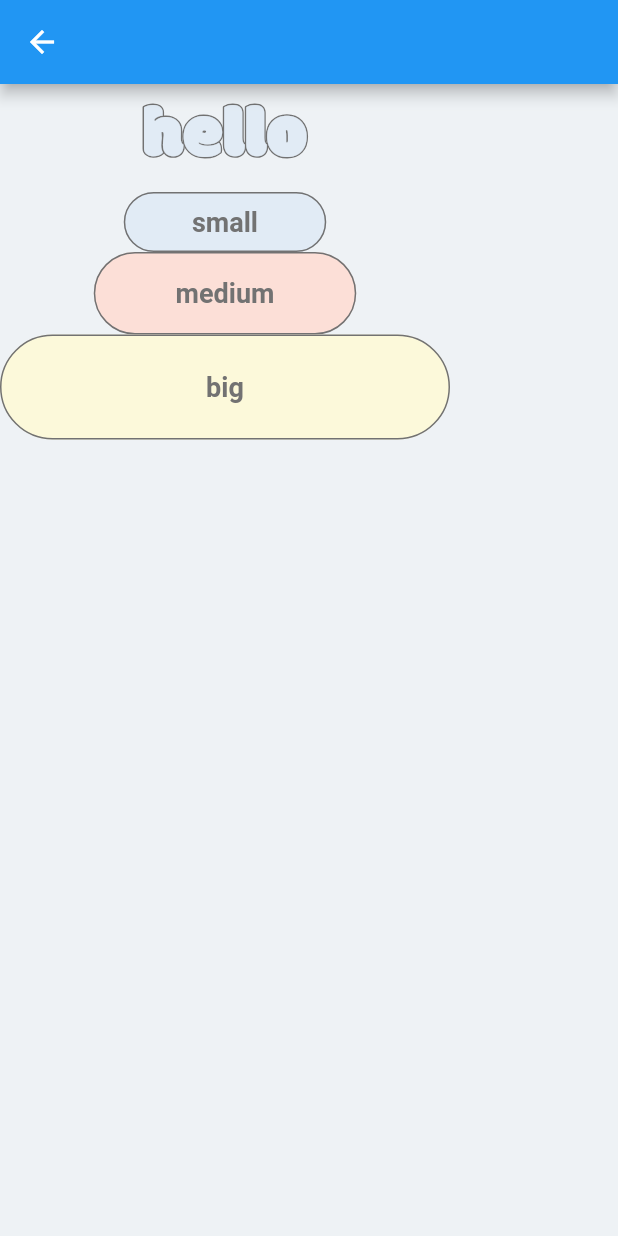
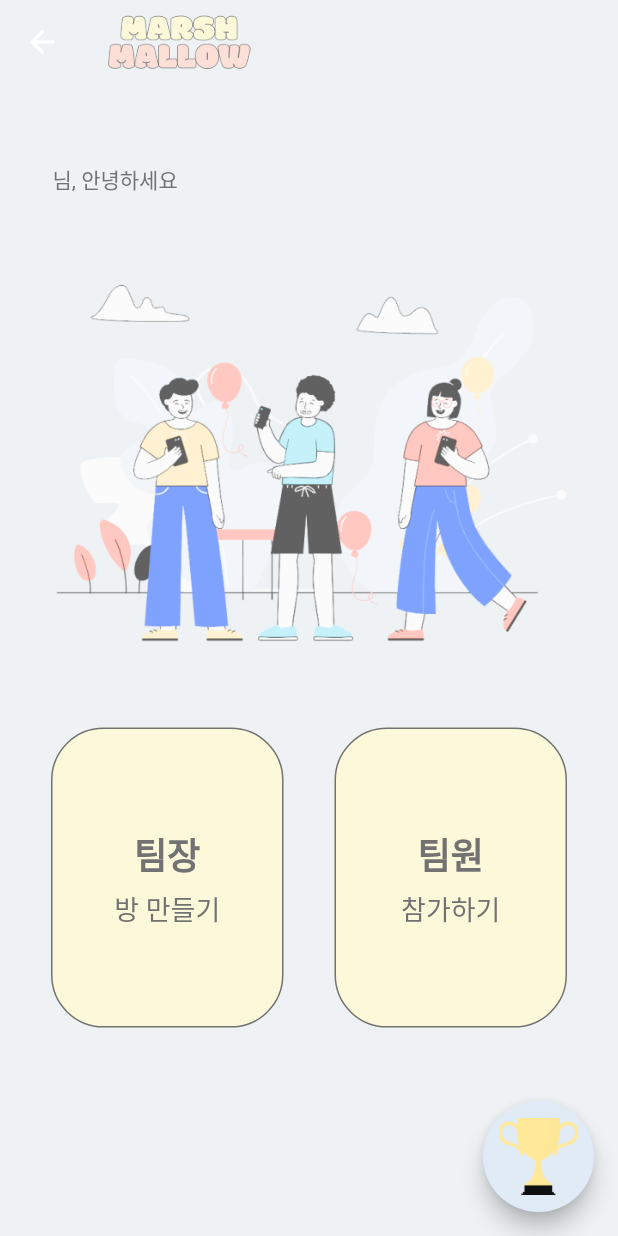
Before and after one commit to alexcho617/marshmellow, a Flutter app: the HomePage screen opened directly with empty values, on a phone screen of 412 x 824 dp. Run offline on Flutter 3.47's test engine with Material 2 defaults, Android fonts, the phone set to English and light mode, and no system bars; drawn by our look-alikes of bordered_text; our stand-ins replace animated_splash_screen, cloud_firestore, firebase_core, get, introduction_screen; accounts and stored records are empty; Roboto replaces fonts that are missing (Main).

Commit message:
homepage ui

```diff
--- a/marshmallow/lib/screens/gameSetting/gameSetting.dart
+++ b/marshmallow/lib/screens/gameSetting/gameSetting.dart
@@ -0,0 +1,22 @@
+import 'package:flutter/material.dart';
+import 'package:get/get.dart';
+import 'package:marshmallow/utils/colors.dart';
+import 'package:marshmallow/utils/text.dart';
+import 'package:marshmallow/widgets/button.dart';
+import 'package:marshmallow/widgets/userMarshInfo.dart';
+
+class GameSettingPage extends StatelessWidget {
+  @override
+  Widget build(BuildContext context) {
+    return Scaffold(
+      backgroundColor: backgroundBlue,
+      appBar: AppBar(
+        backgroundColor: backgroundBlue,
+        elevation: 0,
+        title: Image.asset('assets/logo.png', width: 95),
+      ),
+      body: Column(),
+
+    );
+  }
+}
--- a/marshmallow/lib/screens/home/home.dart
+++ b/marshmallow/lib/screens/home/home.dart
@@ -1,8 +1,10 @@
 import 'package:flutter/material.dart';
 import 'package:get/get.dart';
+import 'package:marshmallow/screens/gameSetting/gameSetting.dart';
 import 'package:marshmallow/utils/colors.dart';
 import 'package:marshmallow/utils/text.dart';
 import 'package:marshmallow/widgets/button.dart';
+import 'package:marshmallow/widgets/userMarshInfo.dart';
 
 class HomePage extends StatelessWidget {
   @override
@@ -13,15 +15,119 @@ class HomePage extends StatelessWidget {
     var size = MediaQuery.of(context).size;
     return Scaffold(
       backgroundColor: backgroundBlue,
-      appBar: AppBar(),
-      body: Column(
-        crossAxisAlignment: CrossAxisAlignment.center,
-        children: [
-          point1style(data: 'hello'),
-          smallButtonTheme('small', () {}),
-          mediumButtonTheme('medium', () {}),
-          bigButtonTheme('big', () {})
-        ],
+      appBar: AppBar(
+        backgroundColor: backgroundBlue,
+        elevation: 0,
+        title: Image.asset('assets/logo.png', width: 95),
+      ),
+      body: Container(
+        padding: EdgeInsets.symmetric(horizontal: 34),
+        child: Column(
+          crossAxisAlignment: CrossAxisAlignment.center,
+          children: [
+            SizedBox(height: 48,),
+            Row(
+              crossAxisAlignment: CrossAxisAlignment.end,
+              children: [
+                Text('${user.id}',
+                  style: head1style(),
+                ),
+                Padding(
+                  padding: EdgeInsets.only(left: 1, bottom: 2),
+                  child: Text('님, 안녕하세요',
+                    style: body2style(),
+                  ),
+                ),
+                Spacer(),
+                UserMArshInfo()
+              ],
+
+            ),
+
+            Padding(
+              padding: const EdgeInsets.symmetric(vertical: 30),
+              child: Image.asset('assets/home.png'),
+            ),
+            Row(
+              mainAxisAlignment: MainAxisAlignment.spaceBetween,
+              children: [
+                Container(
+                  width: 155,
+                  height: 200,
+                  child: OutlinedButton(
+
+                    child: Column(
+                      mainAxisAlignment: MainAxisAlignment.center,
+                      children: [
+                        Text(
+                          '팀장',
+                          style: head1style()
+                        ),
+                        SizedBox(height:5),
+                        Text(
+                          '방 만들기',
+                          style: body1style()
+                        ),
+                      ],
+                    ),
+                    style: OutlinedButton.styleFrom (
+                      backgroundColor: yellow,
+                      side: BorderSide(color: darkGrey),
+                      shape: RoundedRectangleBorder(
+                      borderRadius: BorderRadius.circular(35),
+                      ),
+                    ),
+                    onPressed: (){
+                      Get.to(() => GameSettingPage());
+                    },
+                  )
+                ),
+                Container(
+                  width: 155,
+                  height: 200,
+                  child: OutlinedButton(
+                    child: Column(
+                      mainAxisAlignment: MainAxisAlignment.center,
+                      children: [
+                        Text(
+                          '팀원',
+                          style: head1style()
+                        ),
+                        SizedBox(height:5),
+                        Text(
+                          '참가하기',
+                          style: body1style()
+                        ),
+                      ],
+                    ),
+                    style: OutlinedButton.styleFrom (
+                      backgroundColor: yellow,
+                      side: BorderSide(color: darkGrey),
+                      shape: RoundedRectangleBorder(
+                      borderRadius: BorderRadius.circular(35),
+                      ),
+                    ),
+                    onPressed: (){},
+                  )
+                )
+              ],
+            )
+
+          ],
+        ),
+      ),
+      floatingActionButton: Container(
+        height: 74.0,
+        width: 74.0,
+        child: FittedBox(
+          child: FloatingActionButton(
+            onPressed: () {
+              // Add your onPressed code here!
+            },
+            child: Image.asset('assets/trophy.png', width: 40,),
+            backgroundColor: blue,
+          )
+        )
       ),
     );
   }
--- a/marshmallow/lib/widgets/userMarshInfo.dart
+++ b/marshmallow/lib/widgets/userMarshInfo.dart
@@ -0,0 +1,7 @@
+import 'package:flutter/material.dart';
+
+Widget UserMArshInfo(){
+  return Row(
+
+  );
+}
```
